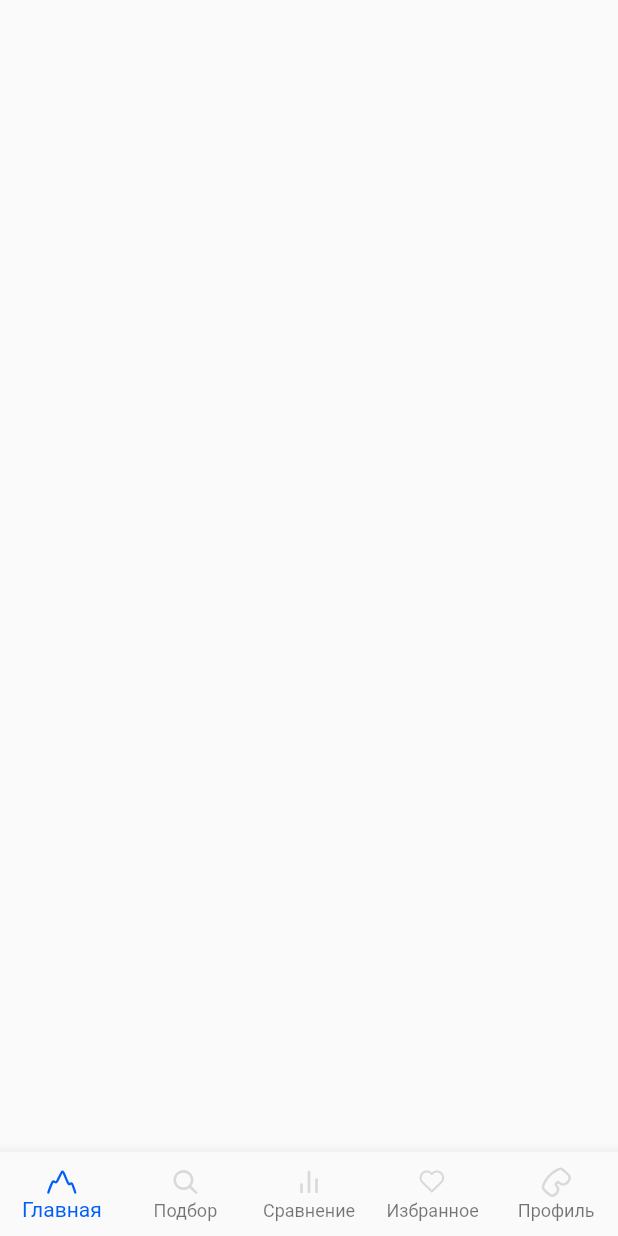
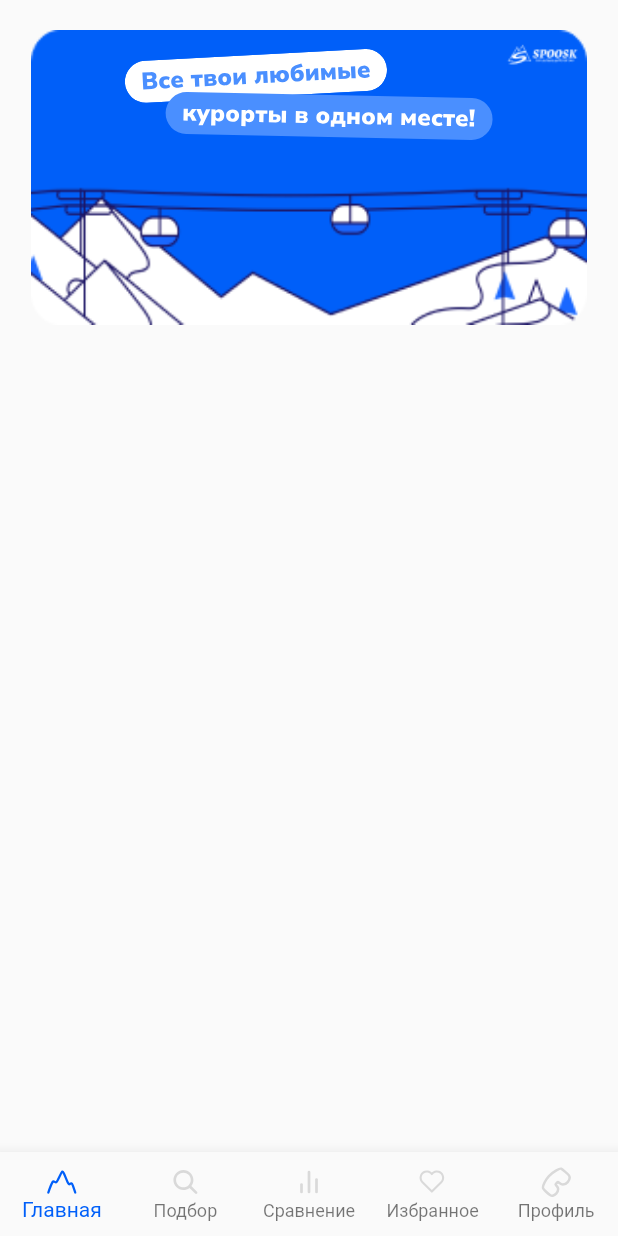
Before and after one commit to aleksandrazai/spoosk, a Flutter app: the screen it shows after launch, on a phone screen of 412 x 824 dp. Run offline on Flutter 3.47's test engine with Material 2 defaults, Android fonts, the phone set to English and light mode, and no system bars; our stand-ins replace auto_route, firebase_core, firebase_crashlytics, flutter_svg; accounts and stored records are empty.

Commit message:
feat: added CustomAppBar & assets

```diff
--- a/lib/core/app_spoosk.dart
+++ b/lib/core/app_spoosk.dart
@@ -2,9 +2,6 @@ import 'package:flutter/material.dart';
 import 'package:flutter_localizations/flutter_localizations.dart';
 import 'package:spoosk/core/generated/l10n.dart';
 import 'package:spoosk/core/presentation/routes.dart';
-import 'package:spoosk/core/presentation/screens/home.dart';
-
-import 'package:spoosk/core/presentation/screens/home.dart';
 
 class SpooskApp extends StatefulWidget {
   const SpooskApp({super.key});
--- a/lib/core/presentation/image.dart
+++ b/lib/core/presentation/image.dart
@@ -3,3 +3,7 @@ const String image_comparison = 'assets/img/comparison.svg';
 const String image_profile = 'assets/img/profile.svg';
 const String image_search = 'assets/img/search.svg';
 const String image_selected = 'assets/img/selected.svg';
+const String image_header_background = 'assets/img/header_background.svg';
+const String image_header_slogan = 'assets/img/header_slogan.svg';
+const String test_png_header = 'assets/img/PNG_header.png';
+const String image_header_logo = 'assets/img/header_logo.png';
--- a/lib/core/presentation/screens/home.dart
+++ b/lib/core/presentation/screens/home.dart
@@ -1,5 +1,7 @@
 import 'package:auto_route/auto_route.dart';
 import 'package:flutter/material.dart';
+import 'package:flutter_svg/flutter_svg.dart';
+import 'package:spoosk/core/presentation/image.dart';
 
 @RoutePage()
 class Home extends StatefulWidget {
@@ -12,6 +14,73 @@ class Home extends StatefulWidget {
 class _HomeState extends State<Home> {
   @override
   Widget build(BuildContext context) {
-    return const Scaffold();
+    return const Scaffold(
+      body: SafeArea(
+        child: HomeScreen(),
+      ),
+    );
   }
 }
+
+class HomeScreen extends StatelessWidget {
+  const HomeScreen({super.key});
+
+  @override
+  Widget build(BuildContext context) {
+    return CustomScrollView(
+      slivers: [
+        SliverAppBar(
+          expandedHeight: MediaQuery.of(context).size.height * 0.3,
+          floating: false,
+          pinned: true,
+          backgroundColor: const Color(0xF8F8F8),
+          elevation: 0,
+          flexibleSpace: const FlexibleSpaceBar(
+            background: CustomAppBar(),
+          ),
+        ),
+      ],
+    );
+  }
+}
+
+class CustomAppBar extends StatelessWidget {
+  const CustomAppBar({super.key});
+
+  @override
+  Widget build(BuildContext context) {
+    return Stack(
+      alignment: Alignment.center,
+      children: [
+        Positioned(
+          width: MediaQuery.of(context).size.width * 0.9,
+          top: 20,
+          child: Image.asset(test_png_header, fit: BoxFit.cover),
+        ),
+        Positioned(
+          width: MediaQuery.of(context).size.width * 0.9,
+          top: 32,
+          child: SvgPicture.asset(image_header_slogan, fit: BoxFit.contain),
+        ),
+        Positioned(
+          top: 28,
+          right: 25,
+          child: Image.asset(
+            image_header_logo,
+            width: 50,
+            height: 16,
+          ),
+        ),
+      ],
+    );
+  }
+}
+
+class CustomSearchField extends StatelessWidget {
+  const CustomSearchField({super.key});
+
+  @override
+  Widget build(BuildContext context) {
+    return TextField(); //TODO
+  }
+}
```
Also changed, not shown: pubspec.yaml (+2 -5 lines), assets/img/PNG_header.png (added), assets/img/header_background.svg (added), assets/img/header_logo.png (added), assets/img/header_slogan.svg (added), 1 other file.
